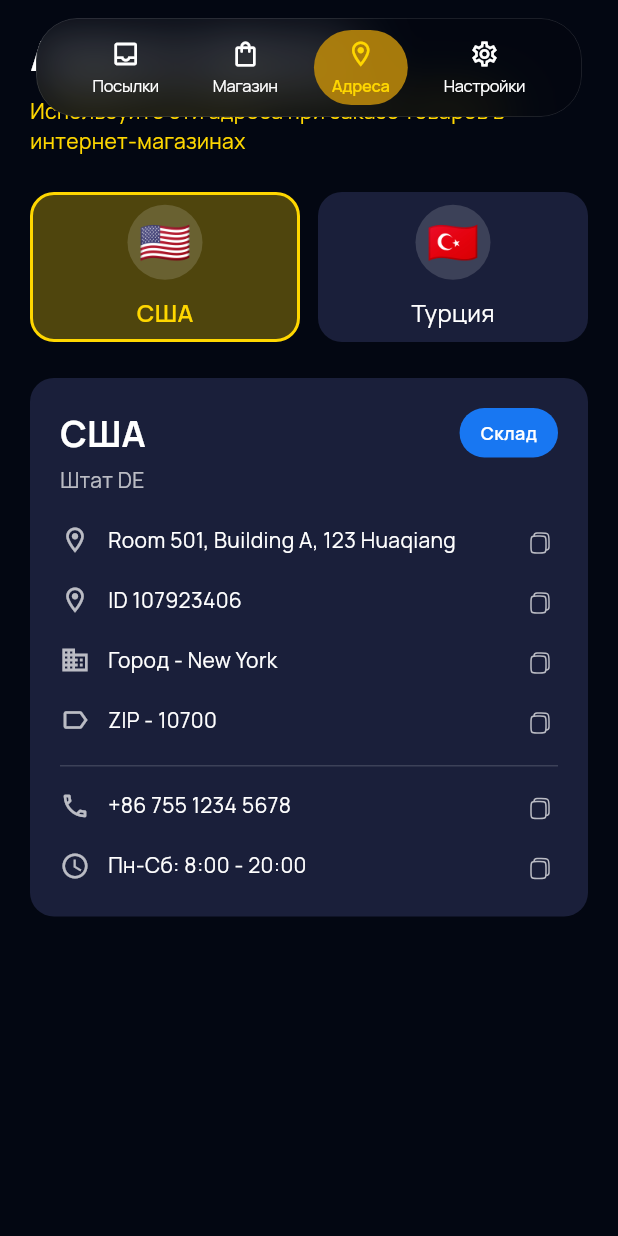
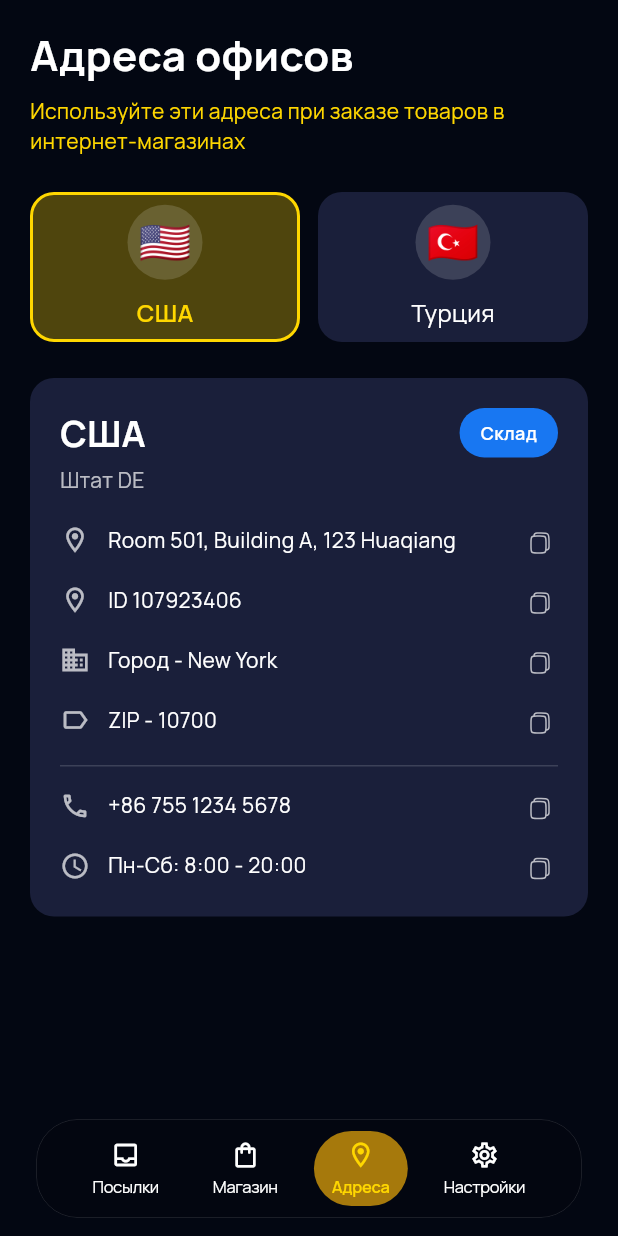
Before and after one commit to Sarvarchik2/abuexpress-app, a Flutter app: the MainScreen screen opened directly, item 3 of the bottom bar chosen, on a phone screen of 412 x 824 dp. Run offline on Flutter 3.47's test engine with Material 3 defaults, Android fonts, the phone set to English and light mode, and no system bars; our stand-ins replace flutter_svg, google_fonts, image_picker, shared_preferences; accounts and stored records are empty.

Commit message:
Исправлена навигация между экранами адресов и настроек, исправлено позиционирование навигационной панели

```diff
--- a/lib/screens/addresses_screen.dart
+++ b/lib/screens/addresses_screen.dart
@@ -118,9 +118,14 @@ class _AddressesScreenState extends State<AddressesScreen> {
             ),
           ),
           // Навигация прикреплена к низу
-          CustomBottomNavigationBar(
-            currentIndex: widget.currentIndex,
-            onTap: widget.onNavTap,
+          Positioned(
+            left: 0,
+            right: 0,
+            bottom: 0,
+            child: CustomBottomNavigationBar(
+              currentIndex: widget.currentIndex,
+              onTap: widget.onNavTap,
+            ),
           ),
         ],
       ),
--- a/lib/screens/main_screen.dart
+++ b/lib/screens/main_screen.dart
@@ -73,8 +73,10 @@ class _MainScreenState extends State<MainScreen> {
                   currentIndex: _currentIndex,
                   onNavTap: _onTabTapped,
                 ),
-                const SettingsScreen(
-                  key: ValueKey('settings'),
+                SettingsScreen(
+                  key: const ValueKey('settings'),
+                  currentIndex: _currentIndex,
+                  onNavTap: _onTabTapped,
                 ),
               ],
             );
```
Also changed, not shown: lib/screens/settings_screen.dart (+12 -2 lines).
